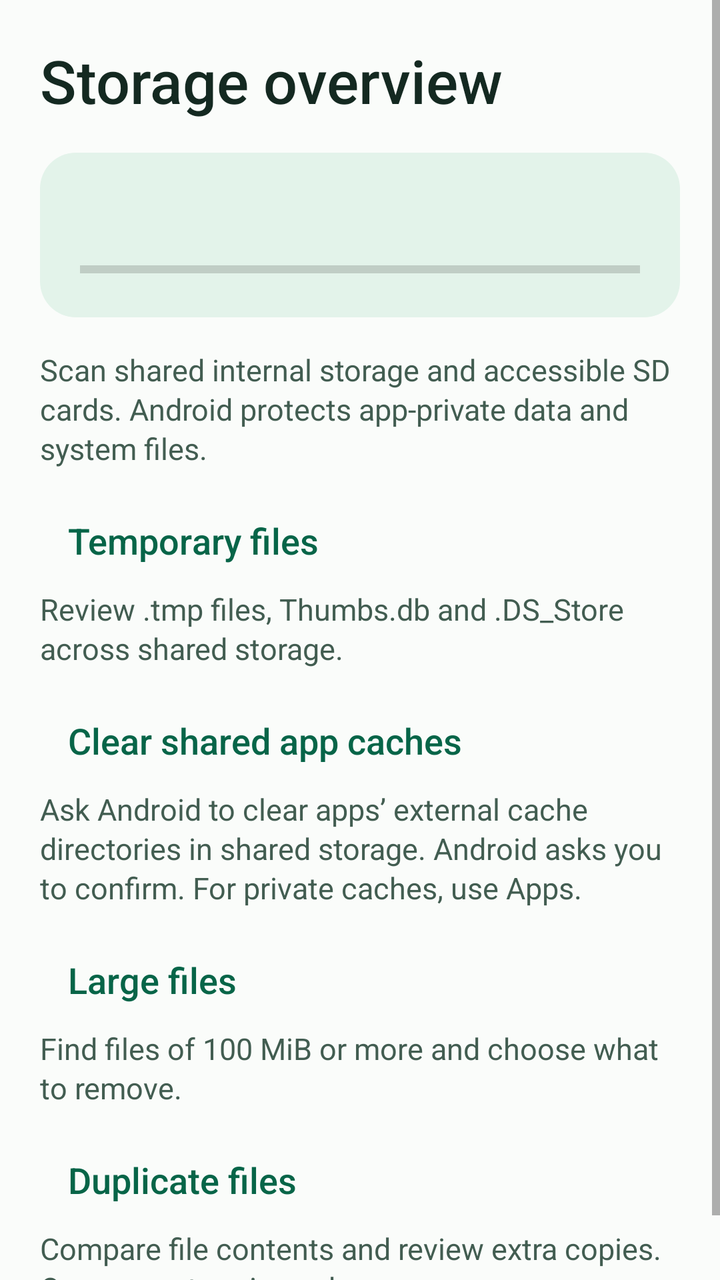
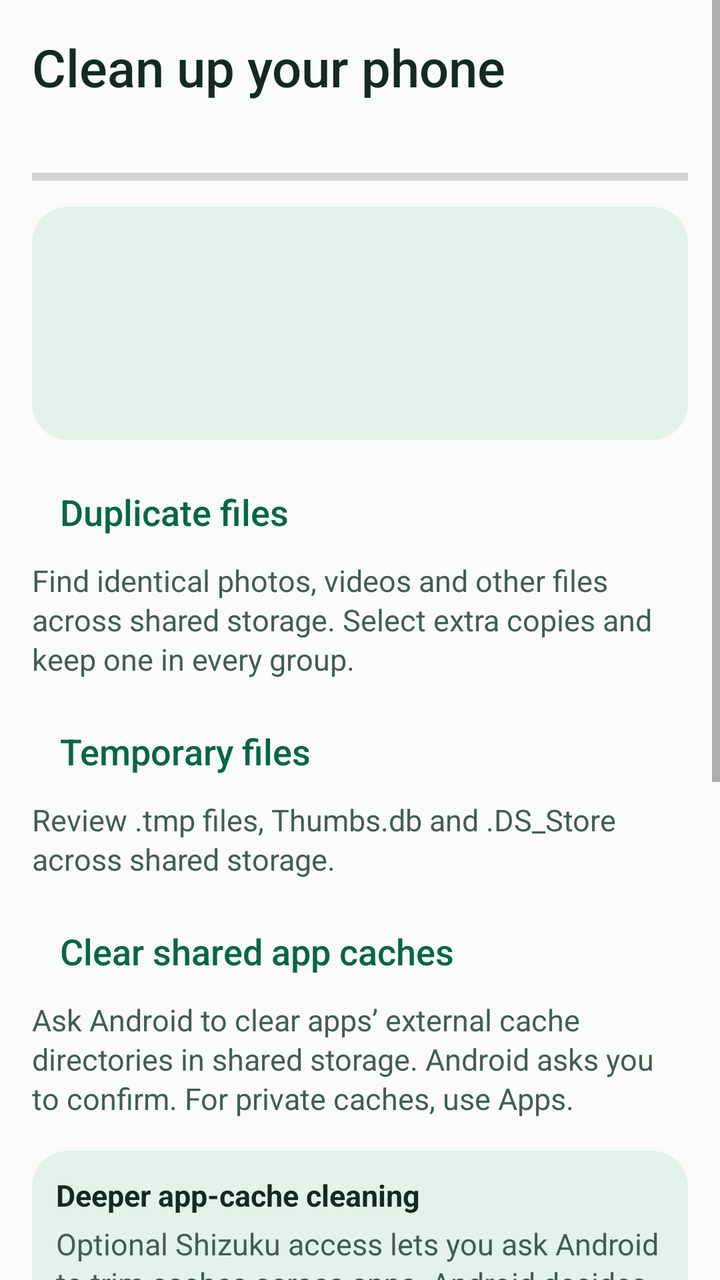

Compare the two renders of this Android layout. The source of the first and the diff that turns it into the second are given below.
<!-- AndroidManifest.xml: application theme AppTheme -->
<!-- res/layout/page_storage.xml -->
<ScrollView xmlns:android="http://schemas.android.com/apk/res/android"
    android:layout_width="match_parent" android:layout_height="match_parent">
    <LinearLayout android:layout_width="match_parent" android:layout_height="wrap_content"
        android:orientation="vertical" android:padding="20dp">
        <TextView style="@style/PageTitle" android:text="@string/storage_title" />
        <LinearLayout android:layout_width="match_parent" android:layout_height="wrap_content"
            android:orientation="vertical" android:padding="20dp" android:layout_marginTop="16dp"
            android:background="@drawable/folder_panel">
            <TextView android:id="@+id/storage_size" style="@style/BodyText" />
            <ProgressBar android:id="@+id/storage_progress" style="?android:attr/progressBarStyleHorizontal"
                android:layout_width="match_parent" android:layout_height="8dp" android:layout_marginTop="14dp"
                android:max="1000" />
        </LinearLayout>
        <TextView style="@style/BodyText" android:layout_marginTop="16dp" android:text="@string/storage_scope" />
        <Button android:id="@+id/junk" style="@style/ToolButton" android:text="@string/junk" />
        <TextView style="@style/BodyText" android:text="@string/junk_description" />
        <Button android:id="@+id/shared_cache" style="@style/ToolButton" android:text="@string/clear_shared_cache" />
        <TextView android:id="@+id/shared_cache_description" style="@style/BodyText" android:text="@string/shared_cache_description" />
        <Button android:id="@+id/large" style="@style/ToolButton" android:text="@string/large" />
        <TextView style="@style/BodyText" android:text="@string/large_description" />
        <Button android:id="@+id/duplicates" style="@style/ToolButton" android:text="@string/duplicates" />
        <TextView style="@style/BodyText" android:text="@string/duplicates_description" />
    </LinearLayout>
</ScrollView>
<!-- resources referenced by this layout -->
<resources>
  <!-- drawable folder_panel (drawable) -->
  <shape xmlns:android="http://schemas.android.com/apk/res/android">
      <solid android:color="@color/panel" />
      <corners android:radius="18dp" />
  </shape>
  <string name="clear_shared_cache">Clear shared app caches</string>
  <string name="duplicates">Duplicate files</string>
  <string name="duplicates_description">Compare file contents and review extra copies. One copy stays in each group.</string>
  <string name="junk">Temporary files</string>
  <string name="junk_description">Review .tmp files, Thumbs.db and .DS_Store across shared storage.</string>
  <string name="large">Large files</string>
  <string name="large_description">Find files of 100 MiB or more and choose what to remove.</string>
  <string name="shared_cache_description">Ask Android to clear apps’ external cache directories in shared storage. Android asks you to confirm. For private caches, use Apps.</string>
  <string name="storage_scope">Scan shared internal storage and accessible SD cards. Android protects app-private data and system files.</string>
  <string name="storage_title">Storage overview</string>
  <style name="BodyText">
          <item name="android:layout_width">match_parent</item>
          <item name="android:layout_height">wrap_content</item>
          <item name="android:textSize">15sp</item>
          <item name="android:textColor">@color/body</item>
          <item name="android:lineSpacingExtra">2dp</item>
      </style>
  <style name="PageTitle">
          <item name="android:layout_width">match_parent</item>
          <item name="android:layout_height">wrap_content</item>
          <item name="android:textSize">30sp</item>
          <item name="android:textColor">@color/ink</item>
          <item name="android:fontFamily">sans-serif-medium</item>
      </style>
  <style name="ToolButton" parent="@style/TextButton">
          <item name="android:layout_width">match_parent</item>
          <item name="android:layout_height">wrap_content</item>
          <item name="android:layout_marginTop">12dp</item>
          <item name="android:gravity">start|center_vertical</item>
          <item name="android:paddingHorizontal">14dp</item>
          <item name="android:textSize">18sp</item>
          <item name="android:backgroundTint">@color/panel</item>
      </style>
  <style name="AppTheme" parent="@style/DayThemeBase" />
  <color name="panel">#E3F3EA</color>
  <color name="body">#425D51</color>
  <color name="ink">#142921</color>
  <style name="TextButton" parent="@android:style/Widget.Material.Button.Borderless">
          <item name="android:textAllCaps">false</item>
          <item name="android:textColor">@color/accent</item>
          <item name="android:minHeight">48dp</item>
      </style>
  <style name="DayThemeBase" parent="@android:style/Theme.Material.Light.NoActionBar">
          <item name="android:colorAccent">@color/accent</item>
          <item name="android:windowBackground">@color/surface</item>
          <item name="android:statusBarColor">@color/surface</item>
          <item name="android:windowLightStatusBar">true</item>
      </style>
  <color name="accent">#076548</color>
  <color name="surface">#FAFCFA</color>
</resources>

<!-- the commit's change to res/layout/page_storage.xml (unified diff, before → after) -->
@@ -1,24 +1,38 @@
 <ScrollView xmlns:android="http://schemas.android.com/apk/res/android"
     android:layout_width="match_parent" android:layout_height="match_parent">
     <LinearLayout android:layout_width="match_parent" android:layout_height="wrap_content"
-        android:orientation="vertical" android:padding="20dp">
-        <TextView style="@style/PageTitle" android:text="@string/storage_title" />
+        android:orientation="vertical" android:padding="16dp">
+        <TextView style="@style/PageTitle" android:text="@string/storage_title" android:textSize="26sp" />
+        <TextView android:id="@+id/storage_size" style="@style/BodyText" android:layout_marginTop="6dp" />
+        <ProgressBar android:id="@+id/storage_progress" style="?android:attr/progressBarStyleHorizontal"
+            android:layout_width="match_parent" android:layout_height="6dp" android:layout_marginTop="8dp" android:max="1000" />
         <LinearLayout android:layout_width="match_parent" android:layout_height="wrap_content"
-            android:orientation="vertical" android:padding="20dp" android:layout_marginTop="16dp"
+            android:orientation="vertical" android:padding="12dp" android:layout_marginTop="12dp"
             android:background="@drawable/folder_panel">
-            <TextView android:id="@+id/storage_size" style="@style/BodyText" />
-            <ProgressBar android:id="@+id/storage_progress" style="?android:attr/progressBarStyleHorizontal"
-                android:layout_width="match_parent" android:layout_height="8dp" android:layout_marginTop="14dp"
-                android:max="1000" />
+            <TextView android:id="@+id/access_status" style="@style/BodyText" android:textColor="@color/ink" android:textStyle="bold" />
+            <TextView android:id="@+id/access_description" style="@style/BodyText" android:layout_marginTop="4dp" />
+            <Button android:id="@+id/manage_access" style="@style/TextButton" android:layout_width="match_parent"
+                android:layout_height="wrap_content" android:gravity="start|center_vertical" />
         </LinearLayout>
-        <TextView style="@style/BodyText" android:layout_marginTop="16dp" android:text="@string/storage_scope" />
+        <Button android:id="@+id/duplicates" style="@style/ToolButton" android:text="@string/duplicates" />
+        <TextView style="@style/BodyText" android:text="@string/duplicates_description" />
         <Button android:id="@+id/junk" style="@style/ToolButton" android:text="@string/junk" />
         <TextView style="@style/BodyText" android:text="@string/junk_description" />
         <Button android:id="@+id/shared_cache" style="@style/ToolButton" android:text="@string/clear_shared_cache" />
         <TextView android:id="@+id/shared_cache_description" style="@style/BodyText" android:text="@string/shared_cache_description" />
+        <LinearLayout android:layout_width="match_parent" android:layout_height="wrap_content"
+            android:orientation="vertical" android:padding="12dp" android:layout_marginTop="16dp"
+            android:background="@drawable/folder_panel">
+            <TextView style="@style/BodyText" android:text="@string/deep_cache_title" android:textStyle="bold" android:textColor="@color/ink" />
+            <TextView style="@style/BodyText" android:text="@string/deep_cache_body" android:layout_marginTop="4dp" />
+            <TextView android:id="@+id/deep_status" style="@style/BodyText" android:layout_marginTop="8dp" android:accessibilityLiveRegion="polite" />
+            <Button android:id="@+id/deep_connect" style="@style/TextButton" android:layout_width="match_parent" android:layout_height="wrap_content" />
+            <Button android:id="@+id/deep_clean" style="@style/TextButton" android:layout_width="match_parent" android:layout_height="wrap_content" android:text="@string/deep_cache_action" />
+            <Button android:id="@+id/deep_guide" style="@style/TextButton" android:layout_width="match_parent" android:layout_height="wrap_content" android:text="@string/deep_setup_guide" />
+            <TextView android:id="@+id/deep_result" style="@style/BodyText" android:layout_marginTop="8dp" android:visibility="gone" />
+        </LinearLayout>
         <Button android:id="@+id/large" style="@style/ToolButton" android:text="@string/large" />
         <TextView style="@style/BodyText" android:text="@string/large_description" />
-        <Button android:id="@+id/duplicates" style="@style/ToolButton" android:text="@string/duplicates" />
-        <TextView style="@style/BodyText" android:text="@string/duplicates_description" />
+        <TextView style="@style/BodyText" android:layout_marginTop="16dp" android:text="@string/storage_scope" />
     </LinearLayout>
 </ScrollView>
<!-- resource entries referenced after the edit -->
@@ -6,15 +6,19 @@
       <corners android:radius="18dp" />
   </shape>
   <string name="clear_shared_cache">Clear shared app caches</string>
+  <string name="deep_cache_action">Trim app caches with Shizuku</string>
+  <string name="deep_cache_body">Optional Shizuku access lets you ask Android to trim caches across apps. Android decides which caches it can remove.</string>
+  <string name="deep_cache_title">Deeper app-cache cleaning</string>
+  <string name="deep_setup_guide">Shizuku setup guide</string>
   <string name="duplicates">Duplicate files</string>
-  <string name="duplicates_description">Compare file contents and review extra copies. One copy stays in each group.</string>
+  <string name="duplicates_description">Find identical photos, videos and other files across shared storage. Select extra copies and keep one in every group.</string>
   <string name="junk">Temporary files</string>
   <string name="junk_description">Review .tmp files, Thumbs.db and .DS_Store across shared storage.</string>
   <string name="large">Large files</string>
   <string name="large_description">Find files of 100 MiB or more and choose what to remove.</string>
   <string name="shared_cache_description">Ask Android to clear apps’ external cache directories in shared storage. Android asks you to confirm. For private caches, use Apps.</string>
   <string name="storage_scope">Scan shared internal storage and accessible SD cards. Android protects app-private data and system files.</string>
-  <string name="storage_title">Storage overview</string>
+  <string name="storage_title">Clean up your phone</string>
   <style name="BodyText">
           <item name="android:layout_width">match_parent</item>
           <item name="android:layout_height">wrap_content</item>
